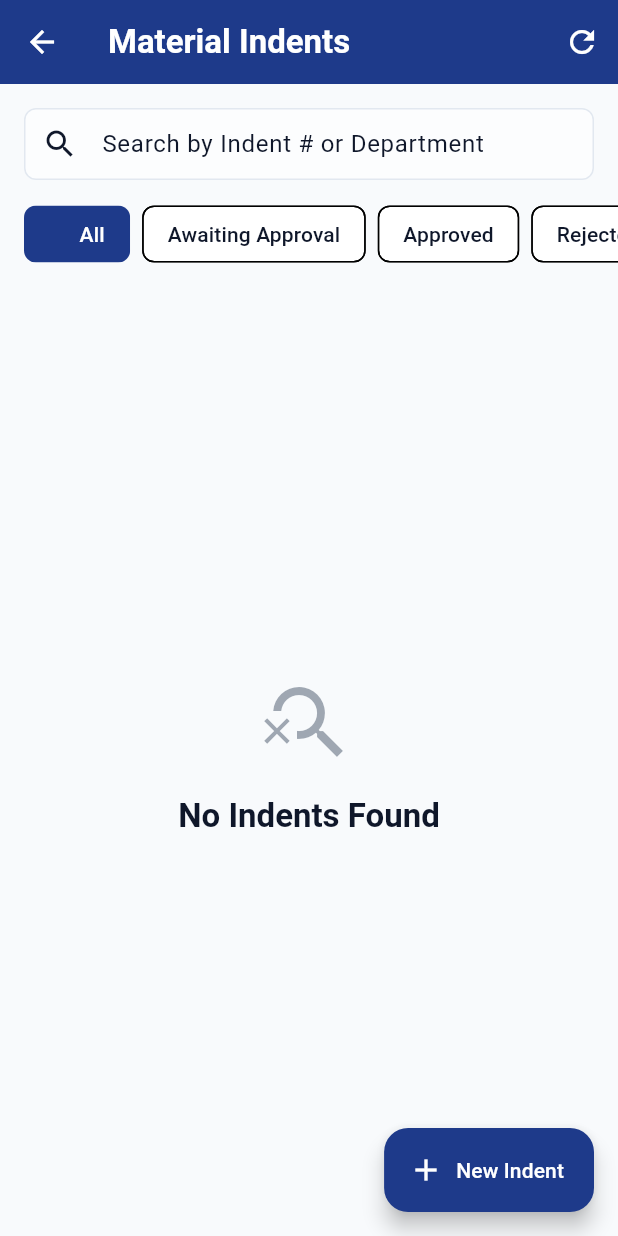
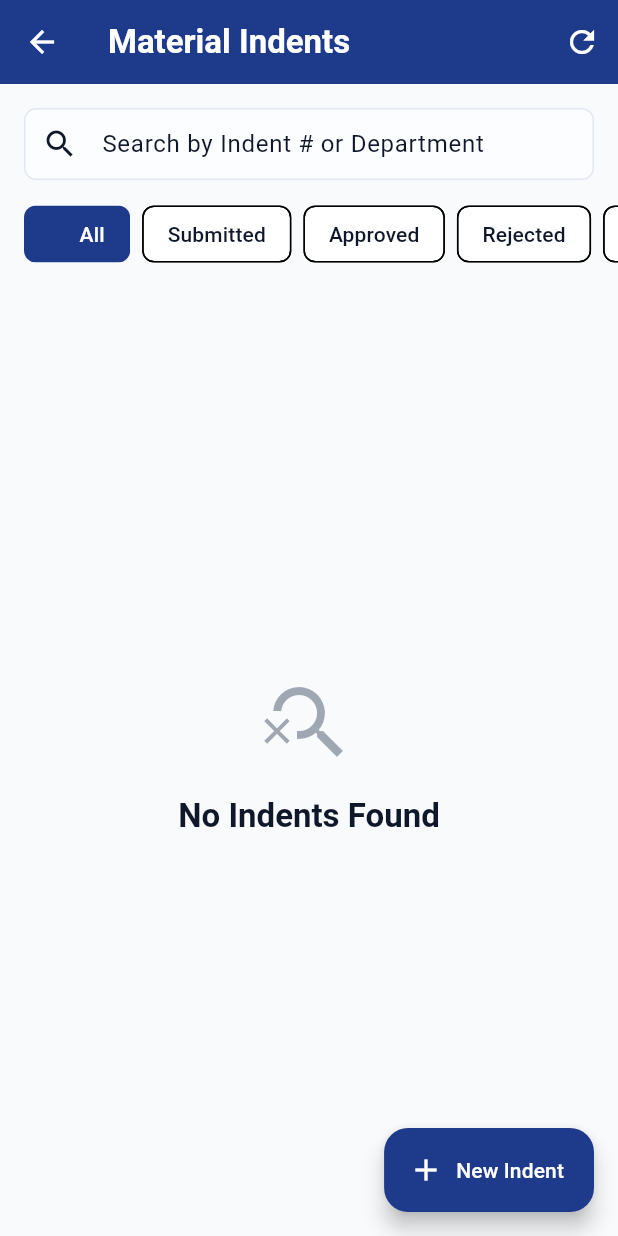
Before and after one commit to Ermars8055/smartcampus2, a Flutter app: the IndentsListScreen screen opened directly, on a phone screen of 412 x 824 dp. Run offline on Flutter 3.47's test engine with Material 3 defaults, Android fonts, the phone set to English and light mode, and no system bars; our stand-ins replace dio, firebase_core, flutter_dotenv, go_router, image_picker, shared_preferences; missing offline and left inert: nowa_runtime; accounts and stored records are empty; network calls fail; project files that could hold a hidden picture were left out.

Commit message:
changes the variables to adapt the changes in the indent

```diff
--- a/smartcampusAPP/52409c58-88e7-42ca-ab6e-6e2f5bbbf035/facilityflow/lib/pages/indent_detail_screen.dart
+++ b/smartcampusAPP/52409c58-88e7-42ca-ab6e-6e2f5bbbf035/facilityflow/lib/pages/indent_detail_screen.dart
@@ -24,7 +24,7 @@ class _IndentDetailScreenState extends State<IndentDetailScreen> {
     switch (status) {
       case 'Draft':
         return const Color(0xFF64748B);
-      case 'Awaiting Approval':
+      case 'Submitted':
         return const Color(0xFFD97706);
       case 'Approved':
         return const Color(0xFF059669);
@@ -422,7 +422,7 @@ class _IndentDetailScreenState extends State<IndentDetailScreen> {
   }
 
   Widget? _buildBottomActionBar() {
-    if (widget.indent.status == 'Awaiting Approval') {
+    if (widget.indent.status == 'Submitted') {
       return Container(
         padding: const EdgeInsets.all(16),
         decoration: const BoxDecoration(
--- a/smartcampusAPP/52409c58-88e7-42ca-ab6e-6e2f5bbbf035/facilityflow/lib/pages/indents_list_screen.dart
+++ b/smartcampusAPP/52409c58-88e7-42ca-ab6e-6e2f5bbbf035/facilityflow/lib/pages/indents_list_screen.dart
@@ -20,7 +20,7 @@ class _IndentsListScreenState extends State<IndentsListScreen> {
 
   final List<String> _statusOptions = [
     'All',
-    'Awaiting Approval',
+    'Submitted',
     'Approved',
     'Rejected',
     'Partially Issued'
@@ -30,7 +30,7 @@ class _IndentsListScreenState extends State<IndentsListScreen> {
     switch (status) {
       case 'Draft':
         return const Color(0xFF64748B);
-      case 'Awaiting Approval':
+      case 'Submitted':
         return const Color(0xFFD97706);
       case 'Approved':
         return const Color(0xFF059669);
```
